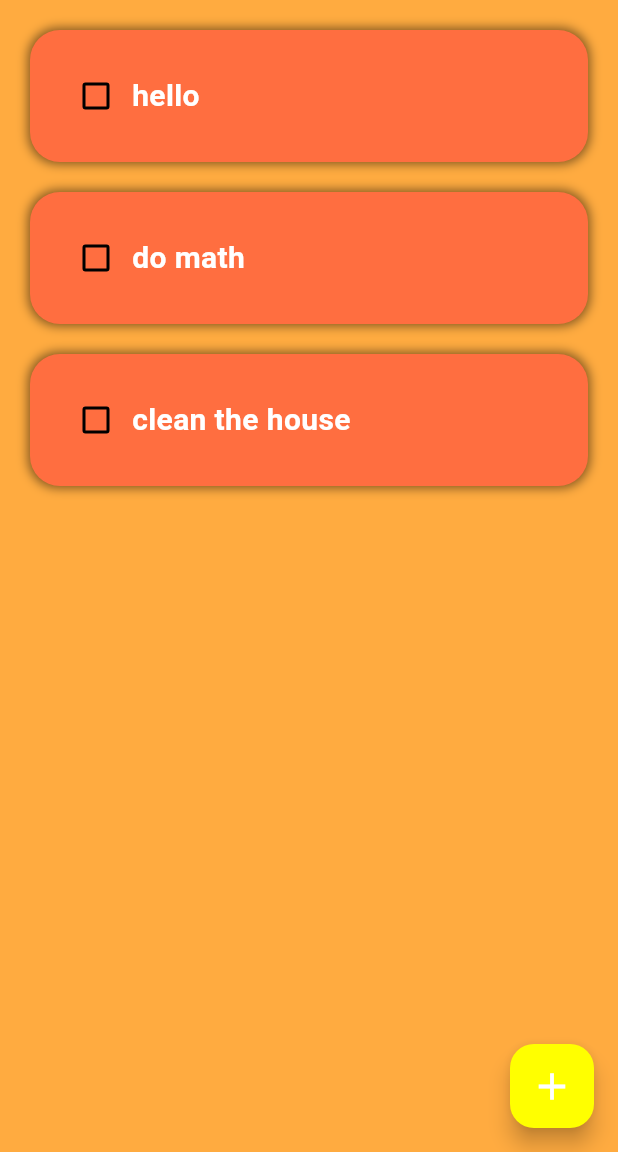
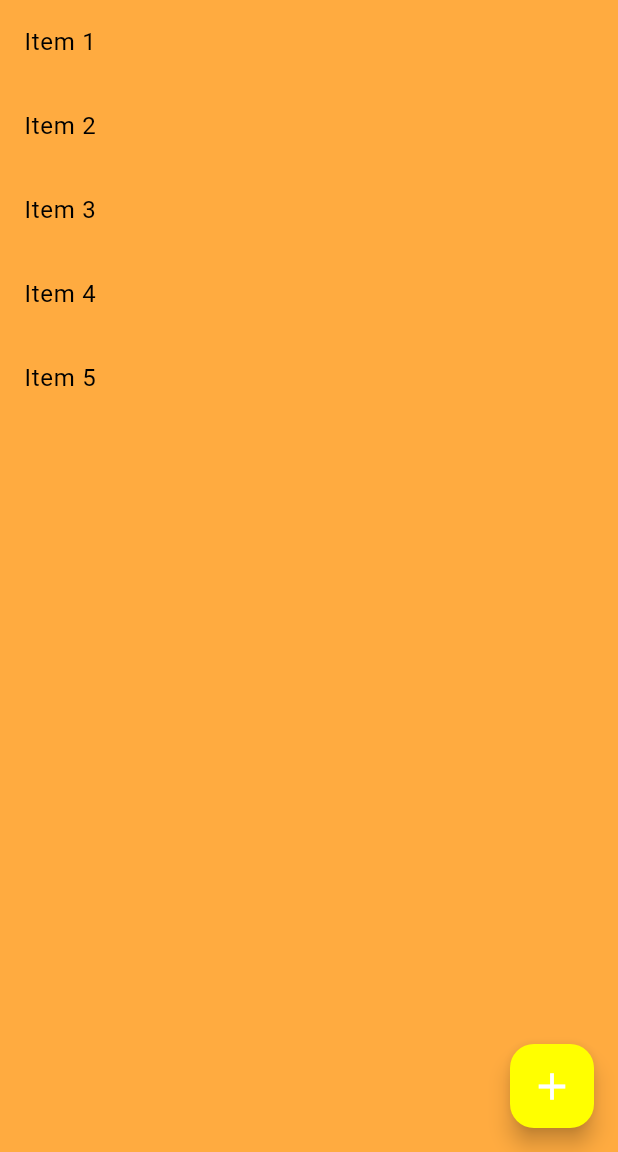
Before and after one commit to YayaBardweel/to-do-list-app, a Flutter app: the TheApp screen opened by its route, on a phone screen of 412 x 824 dp, the part 84-1236 px from its top. Run offline on Flutter 3.47's test engine with Material 3 defaults, Android fonts, the light colour scheme and no system bars; our stand-ins replace lottie.

Commit message:
List implementation

```diff
--- a/lib/the_welcomScreen and the app/theApp.dart
+++ b/lib/the_welcomScreen and the app/theApp.dart
@@ -12,6 +12,8 @@ class TheApp extends StatefulWidget {
 }
 
 class _TheAppState extends State<TheApp> {
+  List<String> items = List.generate(5, (index) => 'Item ${index + 1}');
+
   @override
   //text Controller
   final _controller = TextEditingController();
@@ -46,8 +48,37 @@ class _TheAppState extends State<TheApp> {
 
       ),
       backgroundColor: Colors.orangeAccent,
-      body: ListView(
-        children: [TodoTitle(to_do_text: "hello"),TodoTitle(to_do_text: "do math"),TodoTitle(to_do_text: "clean the house")],
+      body: ListView.builder(
+        itemCount: items.length,
+        itemBuilder: (context, index) {
+          final item = items[index];
+
+          return Dismissible(
+            key: Key(item),
+            direction: DismissDirection.endToStart,
+            onDismissed: (direction) {
+              setState(() {
+                items.removeAt(index);
+              });
+
+              ScaffoldMessenger.of(context).showSnackBar(
+                  SnackBar(content: Text('$item deleted')),
+              );
+            },
+            background: Container(
+              color: Colors.red,
+              alignment: Alignment.centerRight,
+              padding: EdgeInsets.symmetric(horizontal: 20),
+              child: Icon(Icons.delete, color: Colors.white),
+            ),
+
+            child: ListTile(
+              title: Text(item),
+            ),
+
+
+          );
+        },
       ),
     );
   }
```
